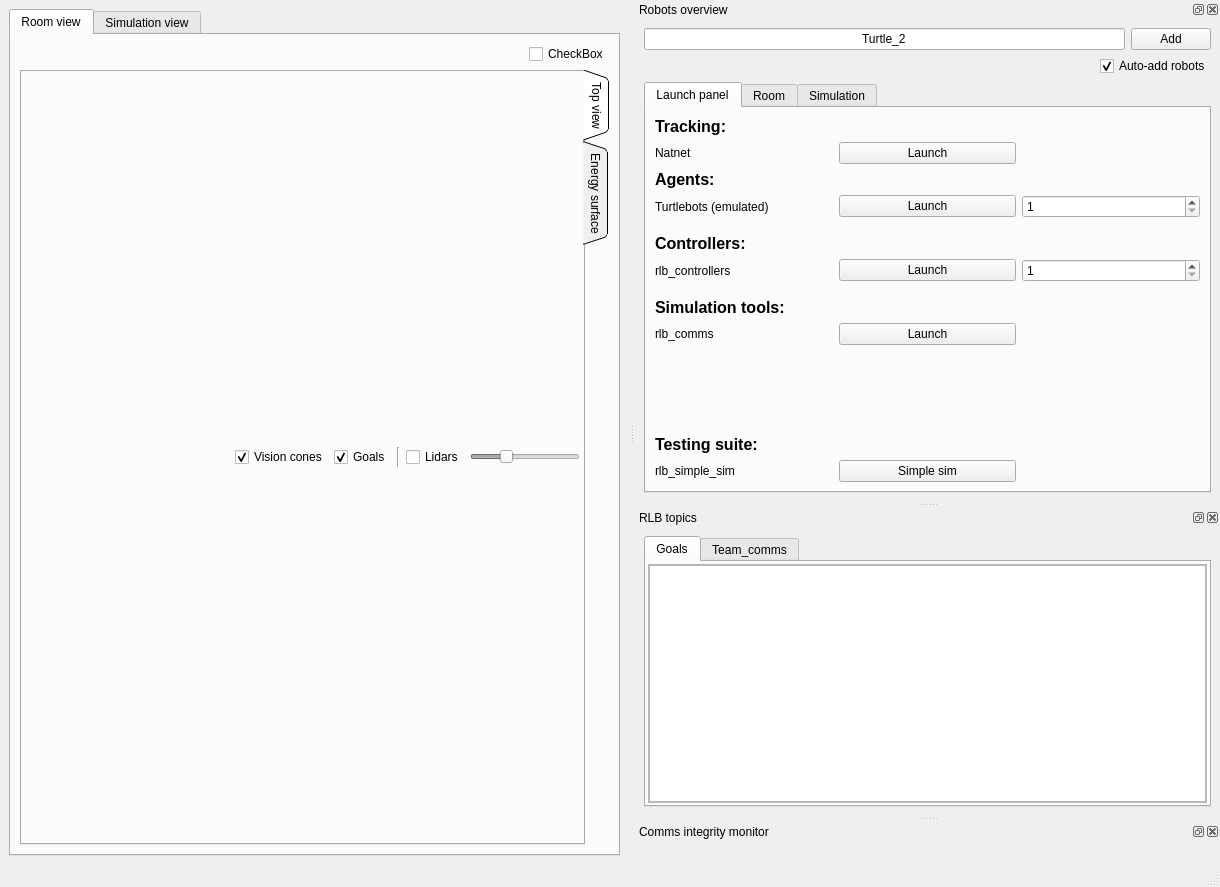
Qt form rlb_viz/UIs/Main_v0.0.1.ui (vguillet/rlb_viz) before a commit.
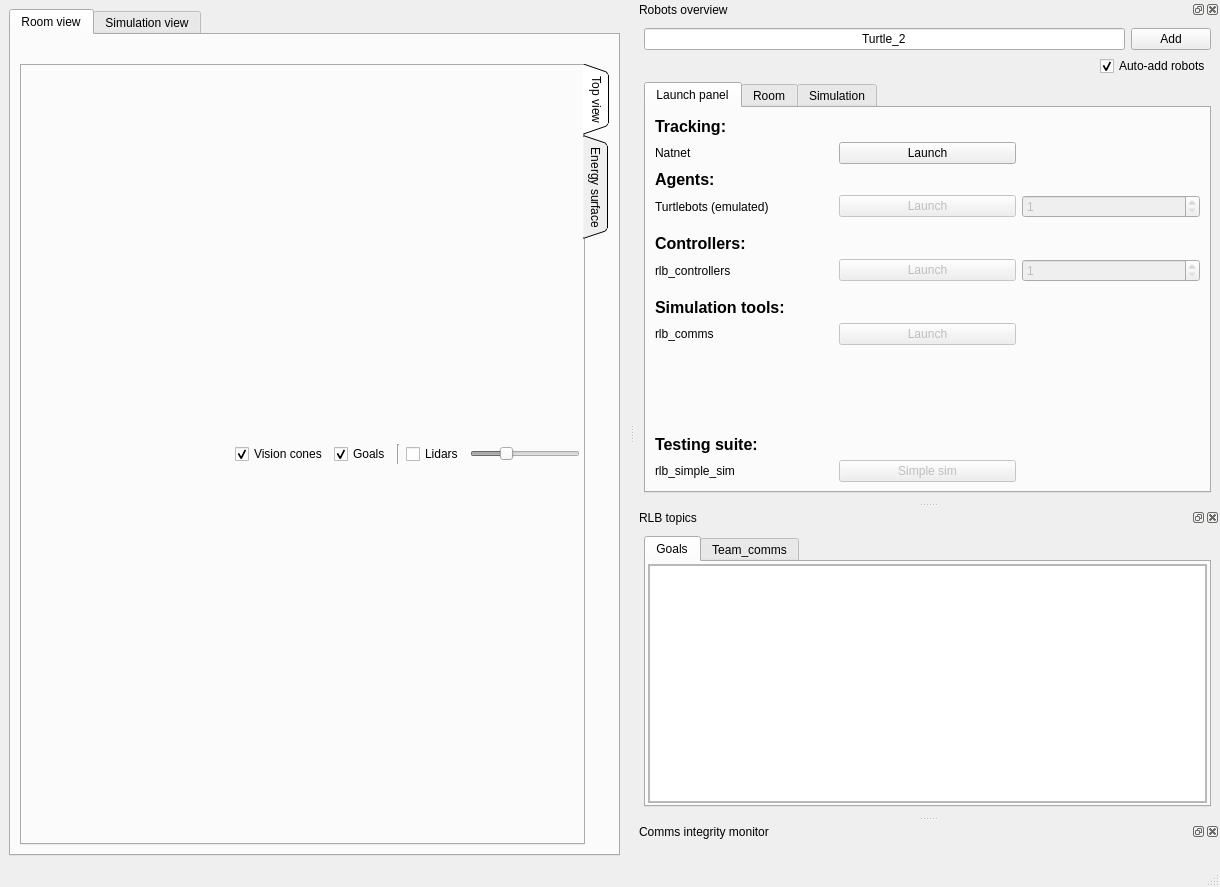
The same form after that commit.

```diff
--- a/rlb_viz/UIs/Main_v0.0.1.ui
+++ b/rlb_viz/UIs/Main_v0.0.1.ui
@@ -43,13 +43,6 @@
             </property>
            </spacer>
           </item>
-          <item>
-           <widget class="QCheckBox" name="checkBox_8">
-            <property name="text">
-             <string>CheckBox</string>
-            </property>
-           </widget>
-          </item>
          </layout>
         </item>
         <item>
@@ -571,6 +564,9 @@
          </item>
          <item row="3" column="2">
           <widget class="QSpinBox" name="turtlebot_emulated_count">
+           <property name="enabled">
+            <bool>false</bool>
+           </property>
            <property name="minimum">
             <number>1</number>
            </property>
@@ -588,6 +584,9 @@
          </item>
          <item row="9" column="1">
           <widget class="QPushButton" name="launch_comms_sim">
+           <property name="enabled">
+            <bool>false</bool>
+           </property>
            <property name="text">
             <string>Launch</string>
            </property>
@@ -662,6 +661,9 @@
          </item>
          <item row="6" column="1">
           <widget class="QPushButton" name="launch_controllers">
+           <property name="enabled">
+            <bool>false</bool>
+           </property>
            <property name="text">
             <string>Launch</string>
            </property>
@@ -669,6 +671,9 @@
          </item>
          <item row="6" column="2">
           <widget class="QSpinBox" name="controller_count">
+           <property name="enabled">
+            <bool>false</bool>
+           </property>
            <property name="minimum">
             <number>1</number>
            </property>
@@ -693,6 +698,9 @@
          </item>
          <item row="3" column="1">
           <widget class="QPushButton" name="launch_turtlebots_emulated">
+           <property name="enabled">
+            <bool>false</bool>
+           </property>
            <property name="text">
             <string>Launch</string>
            </property>
@@ -714,6 +722,12 @@
          </item>
          <item row="12" column="1">
           <widget class="QPushButton" name="simple_sim_launch">
+           <property name="enabled">
+            <bool>false</bool>
+           </property>
+           <property name="toolTip">
+            <string/>
+           </property>
            <property name="text">
             <string>Simple sim</string>
            </property>
```
Left out of the diff: 6 changed lines with no effect on the pictures.
